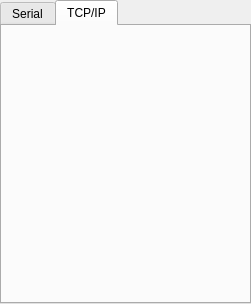
RyabovichAM/data_controller_monitor, file widgets/transfer_settings_widget.ui: the form before one commit.
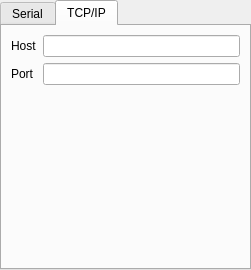
The form after the commit. The open tabs and pages were chosen to show the change.

Commit message:
feat: add tcp_ip transfer logic
1. refactor: CMakeLists.txt maked to work in qt6 only (some class incompatibility).
2. feat: add to MonitiorUnit QMessageBox::warning on transfer  run (if error occured).
3. refactor: SerialTransfer::SetUp transferred to cpp file.
4. refactor: delete TransferInterface::Run OpenMode parameter.
5. feat: add transfer::TcpIpTransfer class and its entire domain area.
6. feat: add to TransferSettingsWidget save QLineEdit values.

```diff
--- a/widgets/transfer_settings_widget.ui
+++ b/widgets/transfer_settings_widget.ui
@@ -7,7 +7,7 @@
     <x>0</x>
     <y>0</y>
     <width>251</width>
-    <height>304</height>
+    <height>270</height>
    </rect>
   </property>
   <property name="sizePolicy">
@@ -223,6 +223,41 @@
    <attribute name="title">
     <string>TCP/IP</string>
    </attribute>
+   <layout class="QGridLayout" name="gridLayout_2">
+    <item row="1" column="1">
+     <widget class="QLineEdit" name="port"/>
+    </item>
+    <item row="0" column="0">
+     <widget class="QLabel" name="host_lbl">
+      <property name="text">
+       <string>Host</string>
+      </property>
+     </widget>
+    </item>
+    <item row="1" column="0">
+     <widget class="QLabel" name="port_lbl">
+      <property name="text">
+       <string>Port</string>
+      </property>
+     </widget>
+    </item>
+    <item row="0" column="1">
+     <widget class="QLineEdit" name="host"/>
+    </item>
+    <item row="2" column="1">
+     <spacer name="verticalSpacer">
+      <property name="orientation">
+       <enum>Qt::Orientation::Vertical</enum>
+      </property>
+      <property name="sizeHint" stdset="0">
+       <size>
+        <width>20</width>
+        <height>40</height>
+       </size>
+      </property>
+     </spacer>
+    </item>
+   </layout>
   </widget>
  </widget>
  <resources/>
```
Left out of the diff: 171 changed lines with no effect on the pictures. The commit also changes 12 other files.
